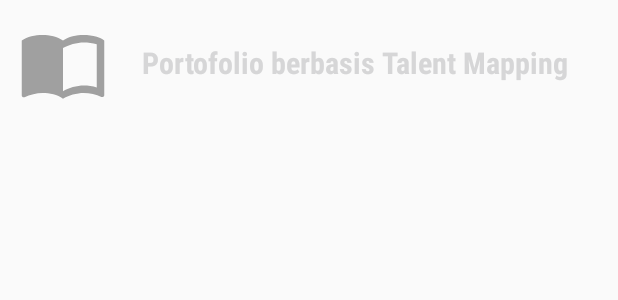
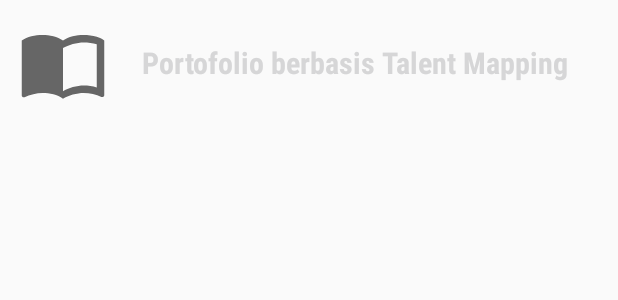
Before and after one commit to DheaMelyadinata/HEbATSitubondo, an Android app: the layout title_tema_portofolio.xml on its own in the app's theme, with its tools: preview values and no code run, on a phone screen of 412 x 824 dp. Shown: the top 300 px of the screen. Run offline under Robolectric (Android 15) with nearby library versions, the phone set to English and light mode, and no system bars.

Commit message:
update icon button title layout portofolio berbasis TM

```diff
--- a/app/src/main/res/drawable/ic_import_contacts_black2_24dp.xml
+++ b/app/src/main/res/drawable/ic_import_contacts_black2_24dp.xml
@@ -1,4 +1,4 @@
-<vector android:height="60dp" android:tint="#A0A0A0"
+<vector android:height="60dp" android:tint="#666666"
     android:viewportHeight="24.0" android:viewportWidth="24.0"
     android:width="60dp" xmlns:android="http://schemas.android.com/apk/res/android">
     <path android:fillColor="#FF000000" android:pathData="M21,5c-1.11,-0.35 -2.33,-0.5 -3.5,-0.5 -1.95,0 -4.05,0.4 -5.5,1.5 -1.45,-1.1 -3.55,-1.5 -5.5,-1.5S2.45,4.9 1,6v14.65c0,0.25 0.25,0.5 0.5,0.5 0.1,0 0.15,-0.05 0.25,-0.05C3.1,20.45 5.05,20 6.5,20c1.95,0 4.05,0.4 5.5,1.5 1.35,-0.85 3.8,-1.5 5.5,-1.5 1.65,0 3.35,0.3 4.75,1.05 0.1,0.05 0.15,0.05 0.25,0.05 0.25,0 0.5,-0.25 0.5,-0.5L23,6c-0.6,-0.45 -1.25,-0.75 -2,-1zM21,18.5c-1.1,-0.35 -2.3,-0.5 -3.5,-0.5 -1.7,0 -4.15,0.65 -5.5,1.5L12,8c1.35,-0.85 3.8,-1.5 5.5,-1.5 1.2,0 2.4,0.15 3.5,0.5v11.5z"/>
```
